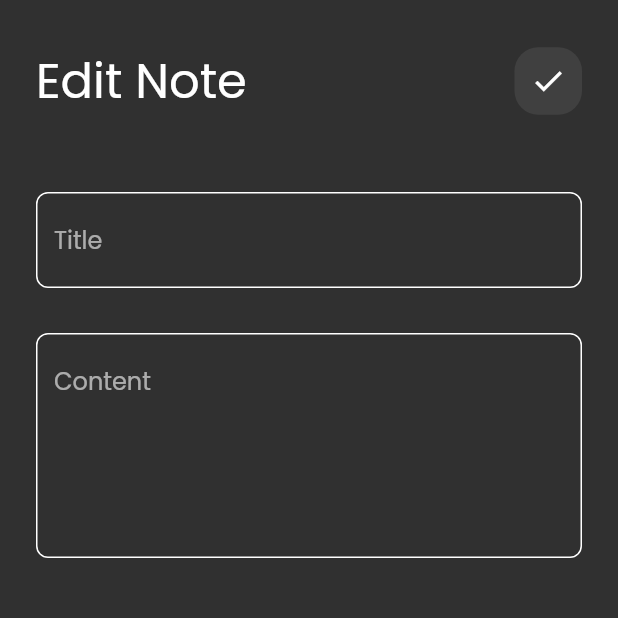
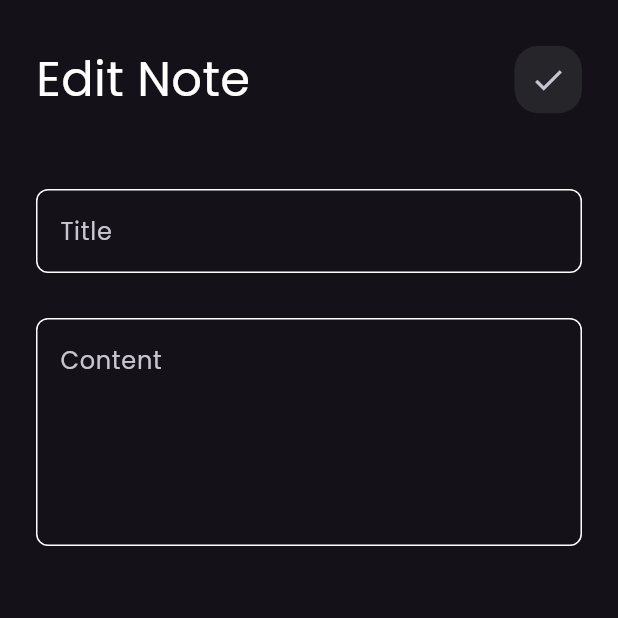
Before and after one commit to Adham167/notes_app, a Flutter app: the screen it shows after launch, after a tap on "Flutter Tips", on a phone screen of 412 x 824 dp, the top half of it. Run offline on Flutter 3.47's test engine with Material 3 defaults, Android fonts, the light colour scheme and no system bars; our stand-ins replace hive; accounts and stored records are empty.

Commit message:
create type adabter for note model

```diff
--- a/lib/constants.dart
+++ b/lib/constants.dart
@@ -1,3 +1,4 @@
 import 'package:flutter/material.dart';
 
+// ignore: constant_identifier_names
 const KPrimaryColor = Color(0xff62fcd7);
--- a/lib/main.dart
+++ b/lib/main.dart
@@ -12,13 +12,12 @@ class NoteApp extends StatelessWidget {
   Widget build(BuildContext context) {
     return MaterialApp(
       theme: ThemeData(
-        useMaterial3: false,
         brightness: Brightness.dark,
         fontFamily: 'Poppins',
       ),
       debugShowCheckedModeBanner: false,
       routes: {
-        NoteView.id: (context) => NoteView(),
+        NoteView.id: (context) => const NoteView(),
       },
       initialRoute: NoteView.id,
     );
--- a/lib/views/note_view.dart
+++ b/lib/views/note_view.dart
@@ -18,8 +18,8 @@ class NoteView extends StatelessWidget {
                   return const AddNoteBottomSheet();
                 });
           },
-          child: Icon(Icons.add)),
-      body: NoteViewBody(),
+          child: const Icon(Icons.add)),
+      body: const NoteViewBody(),
     );
   }
 }
--- a/lib/widgets/custom_app_bar.dart
+++ b/lib/widgets/custom_app_bar.dart
@@ -11,9 +11,9 @@ class CustomAppBar extends StatelessWidget {
       children: [
         Text(
           title,
-          style: TextStyle(fontSize: 32, color: Colors.white),
+          style: const TextStyle(fontSize: 32, color: Colors.white),
         ),
-        Spacer(),
+        const Spacer(),
         CustomIcon(icon: icon),
       ],
     );
--- a/lib/widgets/custom_botton.dart
+++ b/lib/widgets/custom_botton.dart
@@ -13,7 +13,7 @@ class CustomBotton extends StatelessWidget {
         color: KPrimaryColor,
         borderRadius: BorderRadius.circular(16),
       ),
-      child: Center(
+      child: const Center(
           child: Text(
         'Add',
         style: TextStyle(color: Colors.black),
--- a/lib/widgets/custom_text_field.dart
+++ b/lib/widgets/custom_text_field.dart
@@ -2,8 +2,10 @@ import 'package:flutter/material.dart';
 import 'package:note_app_1/constants.dart';
 
 class CustomTextField extends StatelessWidget {
+  // ignore: non_constant_identifier_names
   const CustomTextField({super.key, required this.hint, this.Maxline = 1});
   final String hint;
+  // ignore: non_constant_identifier_names
   final int Maxline;
 
   @override
@@ -20,6 +22,7 @@ class CustomTextField extends StatelessWidget {
     );
   }
 
+  // ignore: non_constant_identifier_names, avoid_types_as_parameter_names
   OutlineInputBorder Build_border([Color]) {
     return OutlineInputBorder(
         borderRadius: BorderRadius.circular(8),
--- a/lib/widgets/edit_note_body.dart
+++ b/lib/widgets/edit_note_body.dart
@@ -26,6 +26,5 @@ class EditNoteBody extends StatelessWidget {
         ],
       ),
     );
-    ;
   }
 }
--- a/lib/widgets/node_view_body.dart
+++ b/lib/widgets/node_view_body.dart
@@ -8,7 +8,7 @@ class NoteViewBody extends StatelessWidget {
   @override
   Widget build(BuildContext context) {
     return const Padding(
-      padding: const EdgeInsets.symmetric(horizontal: 24),
+      padding: EdgeInsets.symmetric(horizontal: 24),
       child: Column(
         children: [
           SizedBox(
--- a/lib/widgets/note_item.dart
+++ b/lib/widgets/note_item.dart
@@ -10,18 +10,18 @@ class NoteItem extends StatelessWidget {
     return GestureDetector(
       onTap: () {
         Navigator.push(context, MaterialPageRoute(builder: (context) {
-          return  EditNoteView();
+          return  const EditNoteView();
         }));
       },
       child: Container(
-        padding: EdgeInsets.only(top: 24, bottom: 24, left: 16),
+        padding: const EdgeInsets.only(top: 24, bottom: 24, left: 16),
         decoration: BoxDecoration(
             color: color, borderRadius: BorderRadius.circular(16)),
         child: Column(
           crossAxisAlignment: CrossAxisAlignment.end,
           children: [
             ListTile(
-              title: Text("Flutter Tips",
+              title: const Text("Flutter Tips",
                   style: TextStyle(color: Colors.black, fontSize: 25)),
               subtitle: Padding(
                 padding: const EdgeInsets.only(top: 16.0, bottom: 16),
@@ -33,7 +33,7 @@ class NoteItem extends StatelessWidget {
               ),
               trailing: IconButton(
                 onPressed: () {},
-                icon: Icon(
+                icon: const Icon(
                   Icons.delete,
                   color: Colors.black,
                   size: 30,
--- a/lib/widgets/notes_list_view.dart
+++ b/lib/widgets/notes_list_view.dart
@@ -25,7 +25,7 @@ class NotesListView extends StatelessWidget {
           itemCount: colorslist.length,
           itemBuilder: (context, index) {
             return Padding(
-              padding: EdgeInsets.symmetric(vertical: 8.0),
+              padding: const EdgeInsets.symmetric(vertical: 8.0),
               child: NoteItem(
                 color: colorslist[index],
               ),
```
Also changed, not shown: lib/model/note_model.dart (+19 -2 lines), pubspec.yaml (+3 -4 lines), lib/model/note_model.g.dart (added), pubspec.lock, 376 other files.
